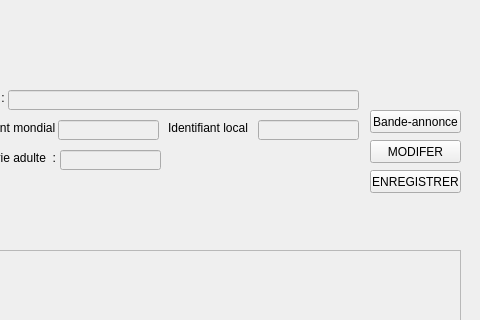
AlexSerfa/DVDFLIX, file C_details.ui: the form before one commit; both pictures show x 330 to 810 and y 370 to 690 of the 810 by 919 pixel window.
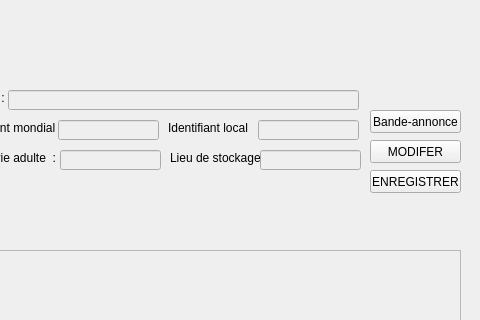
The form after the commit.

Commit message: version avec lieux de stockage codés

The edit to the form file:
```diff
--- a/C_details.ui
+++ b/C_details.ui
@@ -691,6 +691,32 @@
     <set>Qt::AlignCenter</set>
    </property>
   </widget>
+  <widget class="QLineEdit" name="txt_stock">
+   <property name="enabled">
+    <bool>false</bool>
+   </property>
+   <property name="geometry">
+    <rect>
+     <x>590</x>
+     <y>520</y>
+     <width>101</width>
+     <height>20</height>
+    </rect>
+   </property>
+  </widget>
+  <widget class="QLabel" name="lbl_stock">
+   <property name="geometry">
+    <rect>
+     <x>500</x>
+     <y>520</y>
+     <width>91</width>
+     <height>16</height>
+    </rect>
+   </property>
+   <property name="text">
+    <string>Lieu de stockage :</string>
+   </property>
+  </widget>
  </widget>
  <resources/>
  <connections/>
```
Left out of the diff: 2 changed lines with no effect on the pictures. The commit also changes 7 other files.
